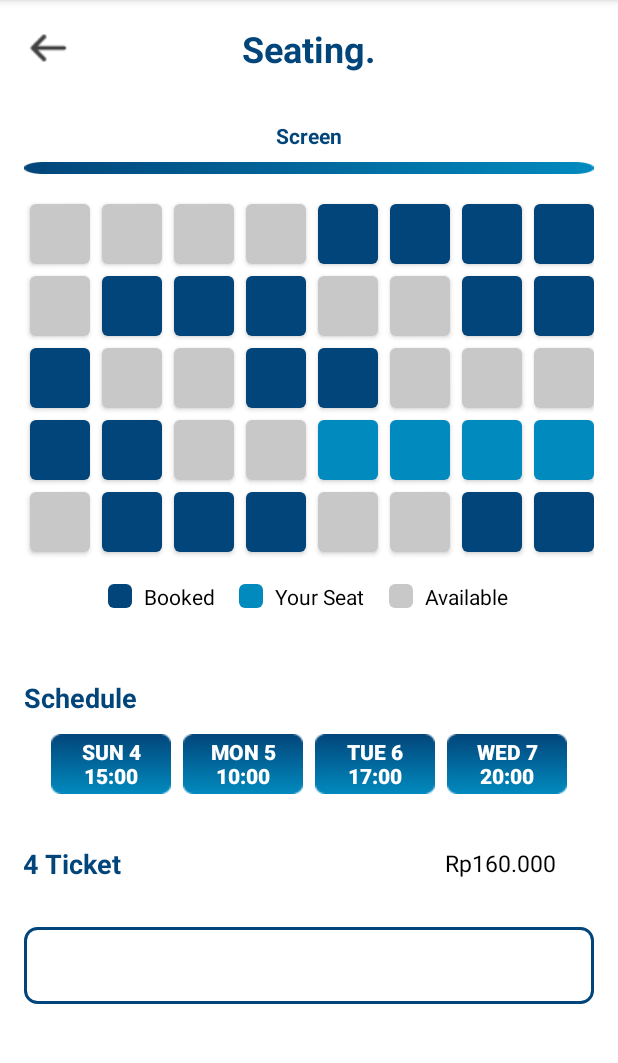
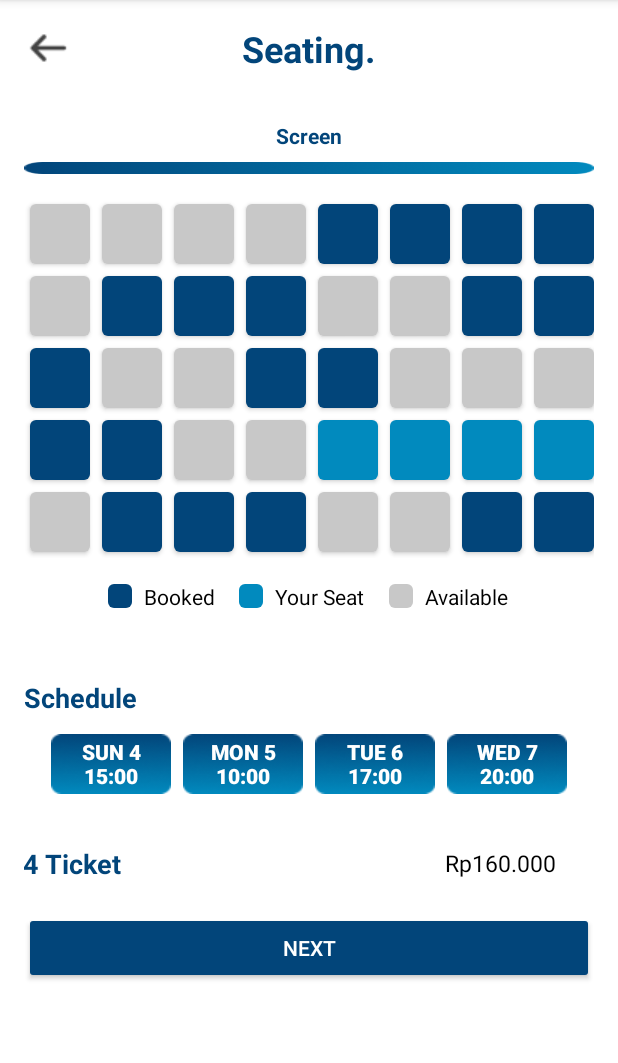
Before and after one commit to satrioagnag/PEMMOB_UAS, an Android app: the SeatScreenActivity screen opened directly, with no data from a screen before it, on a phone screen of 412 x 824 dp, the part 84-1147 px from its top. Run offline under Robolectric (Android 15) with nearby library versions, the phone set to English and light mode, and no system bars.

Commit message:
botton Next seat screen

```diff
--- a/app/src/main/res/layout/activity_seat_screen.xml
+++ b/app/src/main/res/layout/activity_seat_screen.xml
@@ -472,15 +472,13 @@
 
         <!-- Next Button -->
         <Button
+            android:id="@+id/btnNext"
             android:layout_width="match_parent"
             android:layout_height="wrap_content"
-            android:layout_marginTop="30dp"
-            android:background="@drawable/button_background"
-            android:padding="5dp"
+            android:layout_marginTop="20dp"
             android:text="Next"
-            android:textAlignment="center"
-            android:textColor="#FFFFFF"
-            android:textSize="30dp" />
+            android:backgroundTint="#02457A"
+            android:textColor="@android:color/white" />
     </LinearLayout>
 
 </ScrollView>
```
